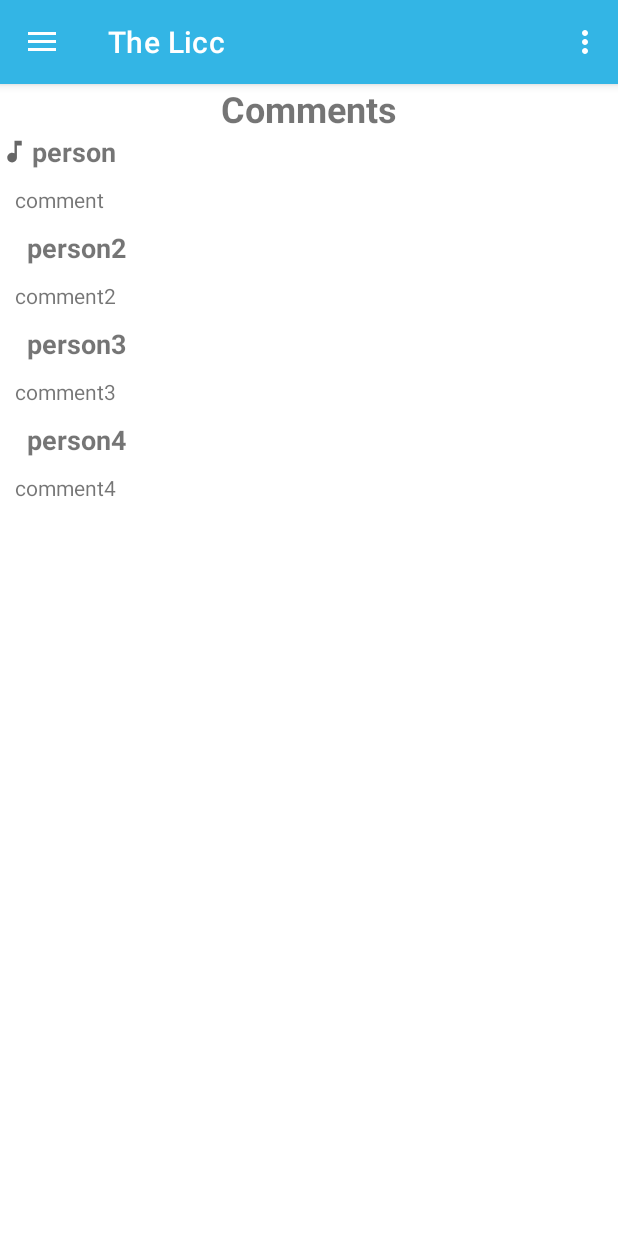
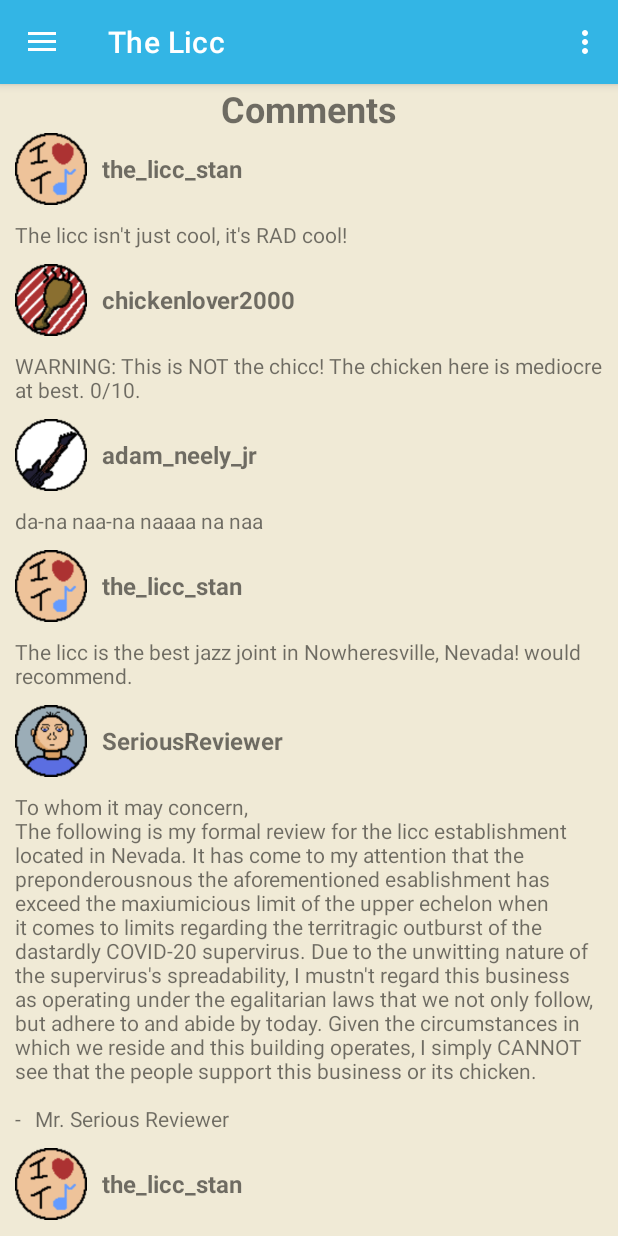
Before and after one commit to zackarhino/the_licc, an Android app: the screen it shows after launch (MainActivity), in the side drawer, after a tap on "Comments", on a phone screen of 412 x 824 dp. Run offline under Robolectric (Android 15) with nearby library versions, the phone set to English and light mode, and no system bars; our stand-ins replace navigation-ui.

Commit message:
Added comments * Added profile pictures * Added content * Modified colors

```diff
--- a/app/src/main/java/com/example/fall2020androidproject/MainActivity.java
+++ b/app/src/main/java/com/example/fall2020androidproject/MainActivity.java
@@ -1,13 +1,17 @@
 package com.example.fall2020androidproject;
 
 import android.os.Bundle;
+import android.os.Debug;
+import android.view.MenuItem;
 import android.view.View;
 import android.view.Menu;
+import android.widget.Toast;
 
 import com.google.android.material.floatingactionbutton.FloatingActionButton;
 import com.google.android.material.snackbar.Snackbar;
 import com.google.android.material.navigation.NavigationView;
 
+import androidx.annotation.NonNull;
 import androidx.navigation.NavController;
 import androidx.navigation.Navigation;
 import androidx.navigation.ui.AppBarConfiguration;
@@ -26,17 +30,6 @@ public class MainActivity extends AppCompatActivity {
         setContentView(R.layout.activity_main);
         Toolbar toolbar = findViewById(R.id.toolbar);
         setSupportActionBar(toolbar);
-
-        FloatingActionButton fab = findViewById(R.id.fab);
-        fab.setOnClickListener(new View.OnClickListener() {
-            @Override
-            public void onClick(View view) {
-                Snackbar.make(view, "Replace with your own action", Snackbar.LENGTH_LONG)
-                        .setAction("Action", null).show();
-            }
-        });
-        fab.setVisibility(View.INVISIBLE); // Initial Visibility
-
 
         DrawerLayout drawer = findViewById(R.id.drawer_layout);
         NavigationView navigationView = findViewById(R.id.nav_view);
--- a/app/src/main/java/com/example/fall2020androidproject/fragments/CommentFragment.java
+++ b/app/src/main/java/com/example/fall2020androidproject/fragments/CommentFragment.java
@@ -56,10 +56,13 @@ public class CommentFragment extends Fragment {
         ArrayList<CommentItem> comments = new ArrayList<>();
 
         // Add the comment
-        comments.add(new CommentItem(R.drawable.ic_baseline_music_note_24, "person", "comment"));
-        comments.add(new CommentItem(0, "person2", "comment2"));
-        comments.add(new CommentItem(0, "person3", "comment3"));
-        comments.add(new CommentItem(0, "person4", "comment4"));
+        comments.add(new CommentItem(R.drawable.pp_ls, getString(R.string.user_ls), getString(R.string.comment_ls_rad)));
+        comments.add(new CommentItem(R.drawable.pp_cl, getString(R.string.user_cl), getString(R.string.comment_cl_chicken)));
+        comments.add(new CommentItem(R.drawable.pp_an, getString(R.string.user_an), getString(R.string.comment_an_licc)));
+        comments.add(new CommentItem(R.drawable.pp_ls, getString(R.string.user_ls), getString(R.string.comment_ls_recommend)));
+        comments.add(new CommentItem(R.drawable.pp_sr, getString(R.string.user_sr), getString(R.string.comment_sr_review)));
+        comments.add(new CommentItem(R.drawable.pp_ls, getString(R.string.user_ls), getString(R.string.comment_ls_stan)));
+        comments.add(new CommentItem(R.drawable.pp_jl, getString(R.string.user_jl), getString(R.string.comment_jl_chicken)));
 
         CommentAdapter adapter = new CommentAdapter(comments);
         recyclerView.setLayoutManager(new LinearLayoutManager(getContext()));
--- a/app/src/main/res/layout/app_bar_main.xml
+++ b/app/src/main/res/layout/app_bar_main.xml
@@ -22,12 +22,4 @@
 
     <include layout="@layout/content_main" />
 
-    <com.google.android.material.floatingactionbutton.FloatingActionButton
-        android:id="@+id/fab"
-        android:layout_width="wrap_content"
-        android:layout_height="wrap_content"
-        android:layout_gravity="bottom|end"
-        android:layout_margin="@dimen/fab_margin"
-        app:srcCompat="@drawable/ic_baseline_music_note_24" />
-
 </androidx.coordinatorlayout.widget.CoordinatorLayout>
--- a/app/src/main/res/layout/comment_row.xml
+++ b/app/src/main/res/layout/comment_row.xml
@@ -9,25 +9,28 @@
     <LinearLayout
         android:id="@+id/linearLayout"
         android:layout_width="match_parent"
-        android:layout_height="match_parent"
-        android:layout_weight="1"
+        android:layout_height="@dimen/commentAuthorHeight"
         android:orientation="horizontal"
+        android:paddingStart="@dimen/defaultPadding"
+        android:paddingEnd="0dp"
         app:layout_constraintStart_toStartOf="parent"
         app:layout_constraintTop_toTopOf="parent">
 
         <ImageView
             android:id="@+id/image"
-            android:layout_width="wrap_content"
+            android:layout_width="@dimen/commentAuthorHeight"
             android:layout_height="match_parent"
-            android:layout_weight="2"
             app:srcCompat="@drawable/ic_baseline_music_note_24" />
 
         <TextView
             android:id="@+id/username"
-            android:layout_width="wrap_content"
-            android:layout_height="match_parent"
+            android:layout_width="0dp"
+            android:layout_height="@dimen/commentAuthorHeight"
             android:layout_weight="1"
             android:gravity="center"
+            android:paddingStart="@dimen/defaultPadding"
+            android:paddingEnd="0dp"
+            android:textAlignment="textStart"
             android:textSize="@dimen/subtitleFontSize"
             android:textStyle="bold" />
 
--- a/app/src/main/res/layout/fragment_comment.xml
+++ b/app/src/main/res/layout/fragment_comment.xml
@@ -3,6 +3,7 @@
     xmlns:tools="http://schemas.android.com/tools"
     android:layout_width="match_parent"
     android:layout_height="match_parent"
+    android:background="@color/eggshell"
     android:orientation="vertical"
     tools:context=".fragments.CommentFragment">
 
--- a/app/src/main/res/layout/fragment_event.xml
+++ b/app/src/main/res/layout/fragment_event.xml
@@ -11,6 +11,7 @@
         android:layout_width="match_parent"
         android:layout_height="wrap_content"
         android:padding="@dimen/defaultPadding"
+        android:paddingBottom="0dp"
         android:textSize="@dimen/subtitleFontSize"
         android:textStyle="bold" />
 
--- a/app/src/main/res/layout/fragment_main.xml
+++ b/app/src/main/res/layout/fragment_main.xml
@@ -3,6 +3,7 @@
     xmlns:tools="http://schemas.android.com/tools"
     android:layout_width="match_parent"
     android:layout_height="match_parent"
+    android:background="@color/eggshell"
     android:orientation="vertical"
     tools:context=".fragments.MainFragment">
 
@@ -10,6 +11,7 @@
         android:id="@+id/menuTitle"
         android:layout_width="match_parent"
         android:layout_height="wrap_content"
+        android:gravity="center"
         android:text="@string/app_name"
         android:textAlignment="center"
         android:textSize="@dimen/titleFontSize"
--- a/app/src/main/res/layout/fragment_tone.xml
+++ b/app/src/main/res/layout/fragment_tone.xml
@@ -3,6 +3,7 @@
     xmlns:tools="http://schemas.android.com/tools"
     android:layout_width="match_parent"
     android:layout_height="match_parent"
+    android:background="@color/eggshell"
     android:orientation="vertical"
     tools:context=".fragments.ToneFragment">
 
--- a/app/src/main/res/values/dimens.xml
+++ b/app/src/main/res/values/dimens.xml
@@ -6,9 +6,12 @@
     <dimen name="nav_header_height">176dp</dimen>
     <dimen name="fab_margin">16dp</dimen>
 
+    <!-- -->
+    <dimen name="defaultPadding">10dp</dimen>
+    <dimen name="commentAuthorHeight">48dp</dimen>
+
     <!-- Font Sizes -->
-    <dimen name="titleFontSize">24sp</dimen>
-    <dimen name="subtitleFontSize">18sp</dimen>
+    <dimen name="titleFontSize">26sp</dimen>
+    <dimen name="subtitleFontSize">16sp</dimen>
     <dimen name="textFontSize">14sp</dimen>
-    <dimen name="defaultPadding">10dp</dimen>
 </resources>
--- a/app/src/main/res/values/strings.xml
+++ b/app/src/main/res/values/strings.xml
@@ -28,6 +28,24 @@
     <string name="event_licc">I play the lick for 5 hours straight - Adam Neely Jr.</string>
     <string name="event_tritone">Tritones: How to summon a devil</string>
 
+    <!-- Users -->
+    <string name="user_cl">chickenlover2000</string>
+    <string name="user_jl">jazzlover2077</string>
+    <string name="user_ls">the_licc_stan</string>
+    <string name="user_sr">SeriousReviewer</string>
+    <string name="user_an">adam_neely_jr</string>
+
     <!-- Comments -->
+    <string name="comment_ls_rad">The licc isn\'t just cool, it\'s RAD cool!</string>
+    <string name="comment_ls_recommend">The licc is the best jazz joint in Nowheresville, Nevada! would recommend.</string>
+    <string name="comment_ls_stan">I just want to say how much I love the licc and everything it stands for.</string>
+    <string name="comment_cl_chicken">WARNING: This is NOT the chicc! The chicken here is mediocre at best. 0/10.</string>
+    <string name="comment_an_licc">da-na naa-na naaaa na naa</string>
+    <string name="comment_jl_chicken">i just like the chicken</string>
+    <string name="comment_sr_review">To whom it may concern,\nThe following is my formal review for "the licc" establishment located in Nevada. It has come to my attention that
+        the preponderousnous the aforementioned esablishment has exceed the maxiumicious limit of the upper echelon when it comes to
+        limits regarding the territragic outburst of the dastardly COVID-20 supervirus. Due to the unwitting nature of the supervirus\'s spreadability,
+        I mustn\'t regard this business as operating under the egalitarian laws that we not only follow, but adhere to and abide by today.
+        Given the circumstances in which we reside and this building operates, I simply CANNOT see that the people support this business or its chicken.\n\n-\tMr. Serious Reviewer</string>
 
 </resources>
```
Also changed, not shown: app/src/main/res/drawable-v24/pp_an.png (added), app/src/main/res/drawable-v24/pp_cl.png (added), app/src/main/res/drawable-v24/pp_jl.png (added), app/src/main/res/drawable-v24/pp_ls.png (added), app/src/main/res/drawable-v24/pp_sr.png (added).
